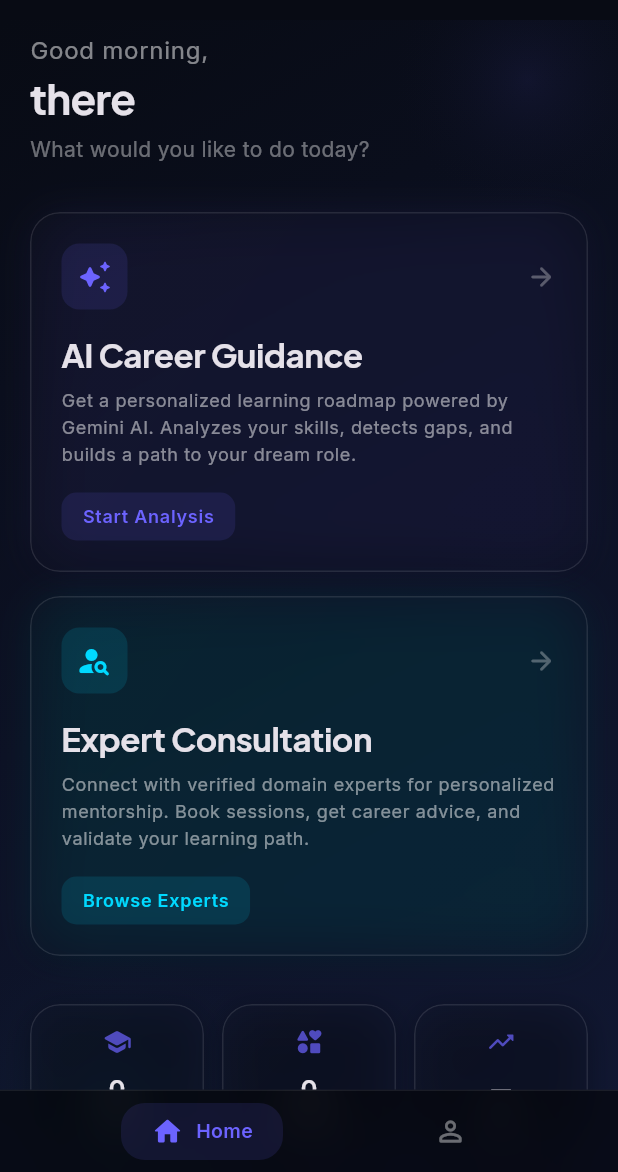
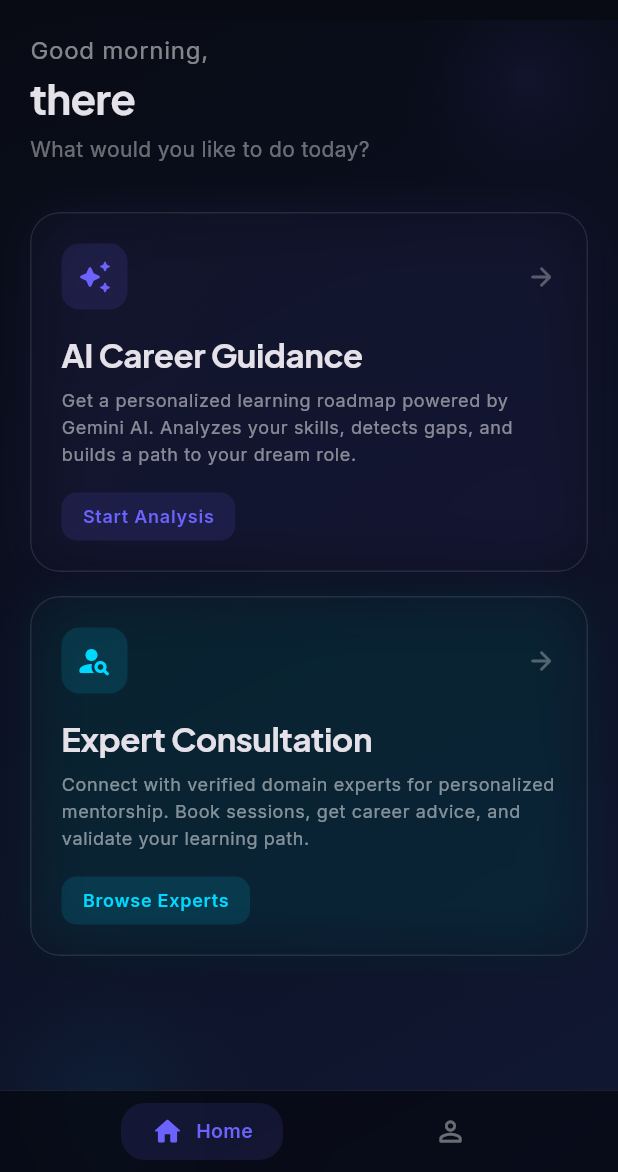
Before and after one commit to ManasT10-14/PathWise, a Flutter app: the screen it shows once a user with an empty profile is signed in, on a phone screen of 412 x 824 dp, the part 64-1236 px from its top. Run offline on Flutter 3.47's test engine with Material 3 defaults, Android fonts, the phone set to English and light mode, and no system bars; drawn by our look-alikes of flutter_animate; our stand-ins replace cloud_firestore, dio, file_picker, firebase_auth, firebase_core, google_fonts and 2 more; missing offline and left inert: razorpay_flutter; accounts and stored records are empty.

Commit message:
fix: remove quick stats cards from home — low value, cut off by nav bar

```diff
--- a/lib/screens/home_mode_screen.dart
+++ b/lib/screens/home_mode_screen.dart
@@ -99,39 +99,8 @@ class HomeModeScreen extends StatelessWidget {
               ),
             ),
 
-            const SizedBox(height: 32),
-
-            // Quick stats row
-            Row(
-              children: [
-                Expanded(
-                  child: _QuickStat(
-                    index: 0,
-                    icon: Icons.school_rounded,
-                    label: 'Skills',
-                    value: '${appUser.skills.length}',
-                  ),
-                ),
-                const SizedBox(width: 12),
-                Expanded(
-                  child: _QuickStat(
-                    index: 1,
-                    icon: Icons.interests_rounded,
-                    label: 'Interests',
-                    value: '${appUser.interests.length}',
-                  ),
-                ),
-                const SizedBox(width: 12),
-                Expanded(
-                  child: _QuickStat(
-                    index: 2,
-                    icon: Icons.trending_up_rounded,
-                    label: 'Role',
-                    value: appUser.careerGoals.isNotEmpty ? 'Set' : '—',
-                  ),
-                ),
-              ],
-            ),
+            // Bottom padding so content doesn't hide behind the nav bar
+            const SizedBox(height: 80),
           ],
         ),
       ),
@@ -235,47 +204,3 @@ class _FeatureCard extends StatelessWidget {
     );
   }
 }
-
-class _QuickStat extends StatelessWidget {
-  const _QuickStat({
-    required this.index,
-    required this.icon,
-    required this.label,
-    required this.value,
-  });
-
-  final int index;
-  final IconData icon;
-  final String label;
-  final String value;
-
-  @override
-  Widget build(BuildContext context) {
-    final theme = Theme.of(context);
-    final isDark = theme.brightness == Brightness.dark;
-
-    return GlassCard(
-      padding: const EdgeInsets.symmetric(vertical: 14, horizontal: 12),
-      child: Column(
-        children: [
-          Icon(icon, size: 20, color: AppTheme.accent.withOpacity(0.7)),
-          const SizedBox(height: 8),
-          Text(
-            value,
-            style: theme.textTheme.titleMedium?.copyWith(fontWeight: FontWeight.w700),
-          ),
-          const SizedBox(height: 2),
-          Text(
-            label,
-            style: theme.textTheme.labelSmall?.copyWith(
-              color: isDark ? Colors.white.withOpacity(0.4) : Colors.black45,
-            ),
-          ),
-        ],
-      ),
-    ).animate().fadeIn(delay: (index * 100 + 600).ms, duration: 400.ms).scale(
-          begin: const Offset(0.9, 0.9),
-          end: const Offset(1, 1),
-        );
-  }
-}
```
